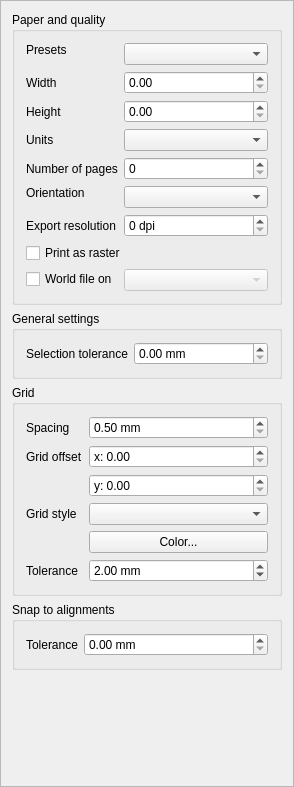
First picture: the form in src/ui/qgscompositionwidgetbase.ui, repository carsmie/QGIS, before the edit.
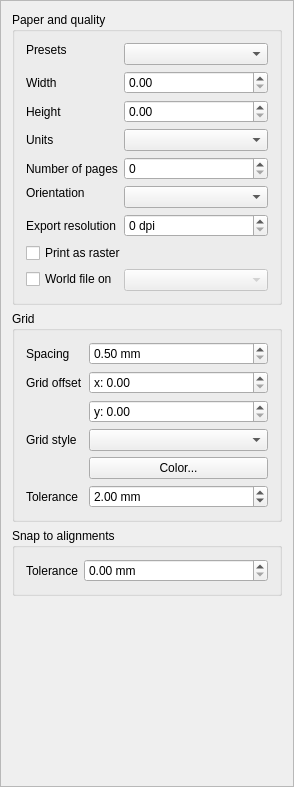
Second picture: the form after the edit. Custom widgets are drawn as their Qt base class.

Commit message: Remove redundant composer selection tolerance setting

Patch:
```diff
--- a/src/ui/qgscompositionwidgetbase.ui
+++ b/src/ui/qgscompositionwidgetbase.ui
@@ -276,38 +276,6 @@
          </layout>
         </widget>
        </item>
-       <item>
-        <widget class="QgsCollapsibleGroupBoxBasic" name="generalSettingsGroupBox">
-         <property name="title">
-          <string>General settings</string>
-         </property>
-         <property name="collapsed" stdset="0">
-          <bool>false</bool>
-         </property>
-         <layout class="QFormLayout" name="formLayout_2">
-          <property name="fieldGrowthPolicy">
-           <enum>QFormLayout::AllNonFixedFieldsGrow</enum>
-          </property>
-          <property name="labelAlignment">
-           <set>Qt::AlignLeading|Qt::AlignLeft|Qt::AlignVCenter</set>
-          </property>
-          <item row="0" column="0">
-           <widget class="QLabel" name="label_5">
-            <property name="text">
-             <string>Selection tolerance</string>
-            </property>
-           </widget>
-          </item>
-          <item row="0" column="1">
-           <widget class="QDoubleSpinBox" name="mSelectionToleranceSpinBox">
-            <property name="suffix">
-             <string> mm</string>
-            </property>
-           </widget>
-          </item>
-         </layout>
-        </widget>
-       </item>
        <item>
         <widget class="QgsCollapsibleGroupBoxBasic" name="mSnapToGridGroupCheckBox">
          <property name="title">
```
The commit also changes 5 other files.
